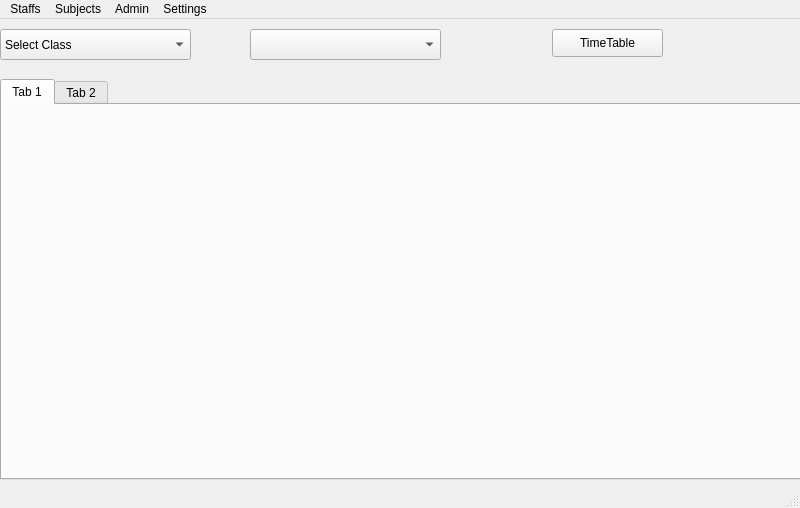
Before: the Qt Designer form timetable.ui in AfolabiSunday/timetable_generator, drawn with Qt 5.
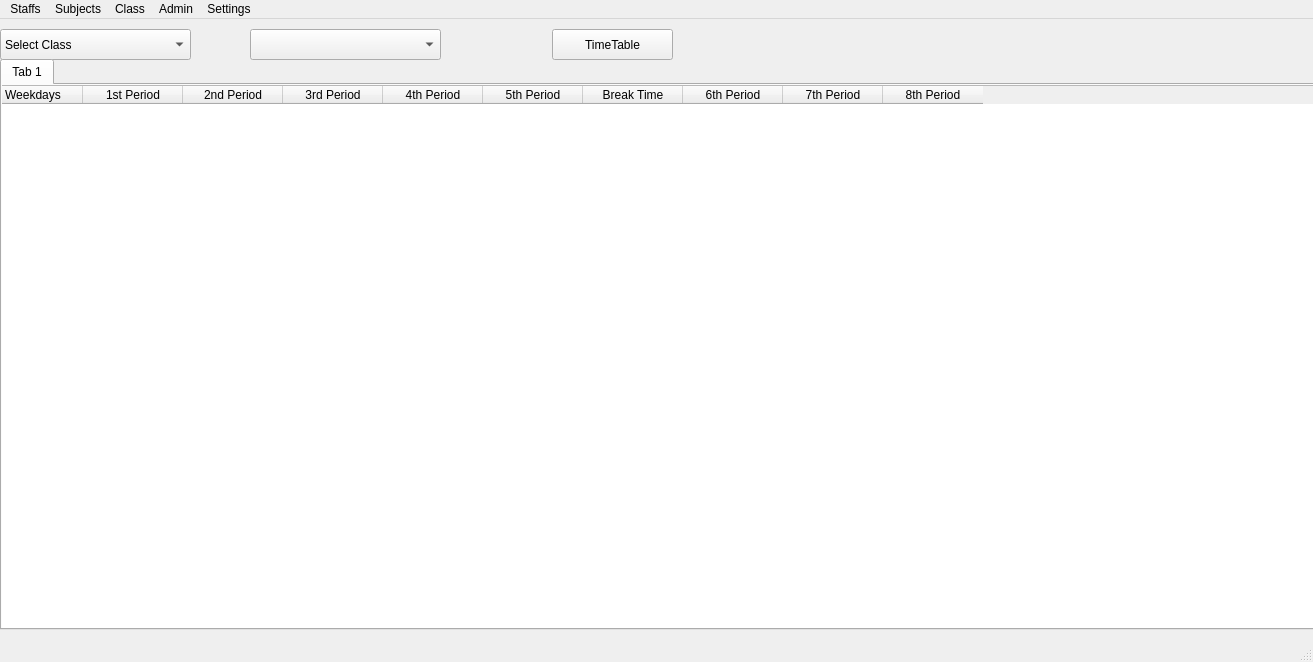
After: the same form once the commit is applied.

Patch:
```diff
--- a/timetable.ui
+++ b/timetable.ui
@@ -6,8 +6,8 @@
    <rect>
     <x>0</x>
     <y>0</y>
-    <width>800</width>
-    <height>508</height>
+    <width>1313</width>
+    <height>662</height>
    </rect>
   </property>
   <property name="windowTitle">
@@ -19,8 +19,8 @@
      <rect>
       <x>552</x>
       <y>10</y>
-      <width>111</width>
-      <height>28</height>
+      <width>121</width>
+      <height>31</height>
      </rect>
     </property>
     <property name="text">
@@ -56,20 +56,75 @@
     <property name="geometry">
      <rect>
       <x>0</x>
-      <y>60</y>
-      <width>801</width>
-      <height>401</height>
+      <y>40</y>
+      <width>1321</width>
+      <height>571</height>
      </rect>
     </property>
     <widget class="QWidget" name="tab">
      <attribute name="title">
       <string>Tab 1</string>
      </attribute>
-    </widget>
-    <widget class="QWidget" name="tab_2">
-     <attribute name="title">
-      <string>Tab 2</string>
-     </attribute>
+     <widget class="QTableWidget" name="tableWidget">
+      <property name="geometry">
+       <rect>
+        <x>-20</x>
+        <y>0</y>
+        <width>1341</width>
+        <height>551</height>
+       </rect>
+      </property>
+      <column>
+       <property name="text">
+        <string>Weekdays</string>
+       </property>
+      </column>
+      <column>
+       <property name="text">
+        <string>1st Period</string>
+       </property>
+      </column>
+      <column>
+       <property name="text">
+        <string>2nd Period</string>
+       </property>
+      </column>
+      <column>
+       <property name="text">
+        <string>3rd Period</string>
+       </property>
+      </column>
+      <column>
+       <property name="text">
+        <string>4th Period</string>
+       </property>
+      </column>
+      <column>
+       <property name="text">
+        <string>5th Period</string>
+       </property>
+      </column>
+      <column>
+       <property name="text">
+        <string>Break Time</string>
+       </property>
+      </column>
+      <column>
+       <property name="text">
+        <string>6th Period</string>
+       </property>
+      </column>
+      <column>
+       <property name="text">
+        <string>7th Period</string>
+       </property>
+      </column>
+      <column>
+       <property name="text">
+        <string>8th Period</string>
+       </property>
+      </column>
+     </widget>
     </widget>
    </widget>
   </widget>
@@ -78,7 +133,7 @@
     <rect>
      <x>0</x>
      <y>0</y>
-     <width>800</width>
+     <width>1313</width>
      <height>26</height>
     </rect>
    </property>
@@ -123,8 +178,15 @@
      <string>Settings</string>
     </property>
    </widget>
+   <widget class="QMenu" name="menuClass">
+    <property name="title">
+     <string>Class</string>
+    </property>
+    <addaction name="actionAdd_Class_2"/>
+   </widget>
    <addaction name="menuStaffs"/>
    <addaction name="menuSubjects"/>
+   <addaction name="menuClass"/>
    <addaction name="menuAdmin"/>
    <addaction name="menuSettings"/>
   </widget>
```
Left out of the diff: 38 changed lines with no effect on the pictures.
